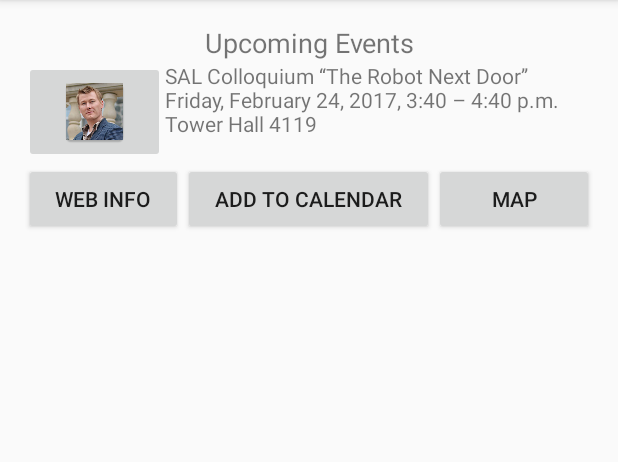
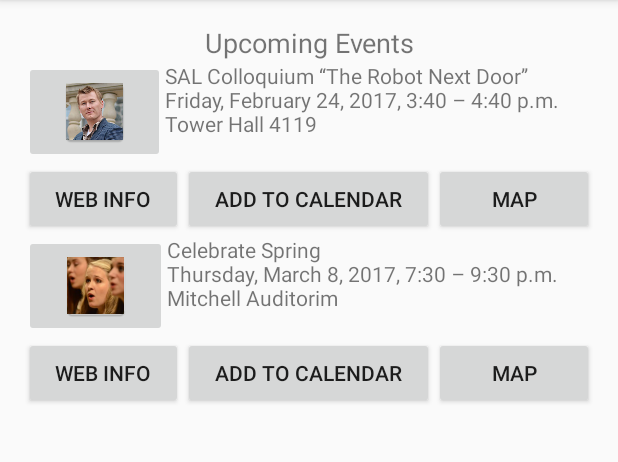
Before and after one commit to CIS-3334-Mobile-at-St-Scholastica/cis-3334-unit-6-intents-jonbernhardt, an Android app: the screen it shows after launch (MainActivity), on a phone screen of 412 x 824 dp, the part 84-546 px from its top. Run offline under Robolectric (Android 15) with nearby library versions, the phone set to English and light mode, and no system bars.

Commit message:
Added second event, updated Gradle for SDK 27, and added new image

```diff
--- a/app/src/main/java/css/cis3334/intentsperformances/MainActivity.java
+++ b/app/src/main/java/css/cis3334/intentsperformances/MainActivity.java
@@ -13,6 +13,7 @@ import java.util.GregorianCalendar;
 public class MainActivity extends AppCompatActivity {
 
     Button btn1Web, but1Calendar, btn1Map;
+    Button btn2Web, btn2Calendar, btn2Map;
     TextView textViewStatus;
 
     @Override
@@ -75,6 +76,54 @@ public class MainActivity extends AppCompatActivity {
             }
         });
 
+        /**
+         *   Set up button click event listener for the web info button for the second performance
+         */
+        btn2Web = (Button) findViewById(R.id.button2WebInfo);
+        btn2Web.setOnClickListener(new View.OnClickListener() {
+            public void onClick(View v) {
+                // Do something in response to button click
+                textViewStatus.setText("Code should display website for performance 2");
+            }
+        });
+
+        /**
+         *   Set up button click event listener for the celendar button for the second performance
+         *       Use the calendar intent to set an event reminder on the calendar
+         */
+        btn2Calendar = (Button) findViewById(R.id.button2Calendar);
+        btn2Calendar.setOnClickListener(new View.OnClickListener() {
+            public void onClick(View v) {
+                // Do something in response to button click
+                textViewStatus.setText("Code should set a calendar event for performance 2");
+                Intent calIntent = new Intent(Intent.ACTION_INSERT);
+                calIntent.setType("vnd.android.cursor.item/event");
+                calIntent.putExtra(CalendarContract.Events.TITLE, "Celebrate Spring");
+                calIntent.putExtra(CalendarContract.Events.EVENT_LOCATION, "Mitchell Auditorim");
+                GregorianCalendar begDate = new GregorianCalendar(2018, 3, 8, 19, 30);
+                GregorianCalendar endDate = new GregorianCalendar(2017, 2, 24, 21, 30);
+                calIntent.putExtra(CalendarContract.EXTRA_EVENT_BEGIN_TIME,
+                        begDate.getTimeInMillis());
+                calIntent.putExtra(CalendarContract.EXTRA_EVENT_END_TIME,
+                        endDate.getTimeInMillis());
+                startActivity(calIntent);
+
+            }
+        });
+
+        /**
+         *   Set up button click event listener for the web info button for second first performance
+         */
+        btn2Map = (Button) findViewById(R.id.button2map);
+        btn2Map.setOnClickListener(new View.OnClickListener() {
+            public void onClick(View v) {
+                // Do something in response to button click
+                textViewStatus.setText("Code should display map for performance 2");
+            }
+        });
+
+
+
 
     }
 
--- a/app/src/main/res/layout/activity_main.xml
+++ b/app/src/main/res/layout/activity_main.xml
@@ -66,6 +66,53 @@
             android:layout_weight="1" />
     </LinearLayout>
 
+    <LinearLayout
+        android:orientation="horizontal"
+        android:layout_width="match_parent"
+        android:layout_height="wrap_content">
+
+        <ImageButton
+            android:id="@+id/imageButton1"
+            android:layout_width="wrap_content"
+            android:layout_height="wrap_content"
+            android:layout_weight="1"
+            app:srcCompat="@mipmap/spotlight2"/>
+
+        <TextView
+            android:text="Celebrate Spring \nThursday, March 8, 2017, 7:30 – 9:30 p.m.\nMitchell Auditorim"
+            android:layout_width="wrap_content"
+            android:layout_height="wrap_content"
+            android:id="@+id/textView1"
+            android:layout_weight="1" />
+    </LinearLayout>
+
+    <LinearLayout
+        android:orientation="horizontal"
+        android:layout_width="match_parent"
+        android:layout_height="wrap_content">
+
+        <Button
+            android:text="Web Info"
+            android:layout_width="wrap_content"
+            android:layout_height="wrap_content"
+            android:id="@+id/button2WebInfo"
+            android:layout_weight="1" />
+
+        <Button
+            android:text="Add to Calendar"
+            android:layout_width="wrap_content"
+            android:layout_height="wrap_content"
+            android:id="@+id/button2Calendar"
+            android:layout_weight="1" />
+
+        <Button
+            android:text="Map"
+            android:layout_width="wrap_content"
+            android:layout_height="wrap_content"
+            android:id="@+id/button2map"
+            android:layout_weight="1" />
+    </LinearLayout>
+
     <TextView
         android:layout_width="match_parent"
         android:layout_height="wrap_content"
--- a/build.gradle
+++ b/build.gradle
@@ -3,9 +3,10 @@
 buildscript {
     repositories {
         jcenter()
+        google()
     }
     dependencies {
-        classpath 'com.android.tools.build:gradle:2.2.3'
+        classpath 'com.android.tools.build:gradle:3.0.1'
 
         // NOTE: Do not place your application dependencies here; they belong
         // in the individual module build.gradle files
@@ -15,6 +16,7 @@ buildscript {
 allprojects {
     repositories {
         jcenter()
+        google()
     }
 }
 
```
Also changed, not shown: app/build.gradle (+4 -3 lines), app/src/main/res/mipmap-hdpi/spotlight2.png (added), app/src/main/res/mipmap-mdpi/spotlight2.png (added), app/src/main/res/mipmap-xhdpi/spotlight2.png (added), app/src/main/res/mipmap-xxhdpi/spotlight2.png (added), app/src/main/res/mipmap-xxxhdpi/spotlight2.png (added), app/src/main/spotlight2-web.png (added), gradle/wrapper/gradle-wrapper.properties.
